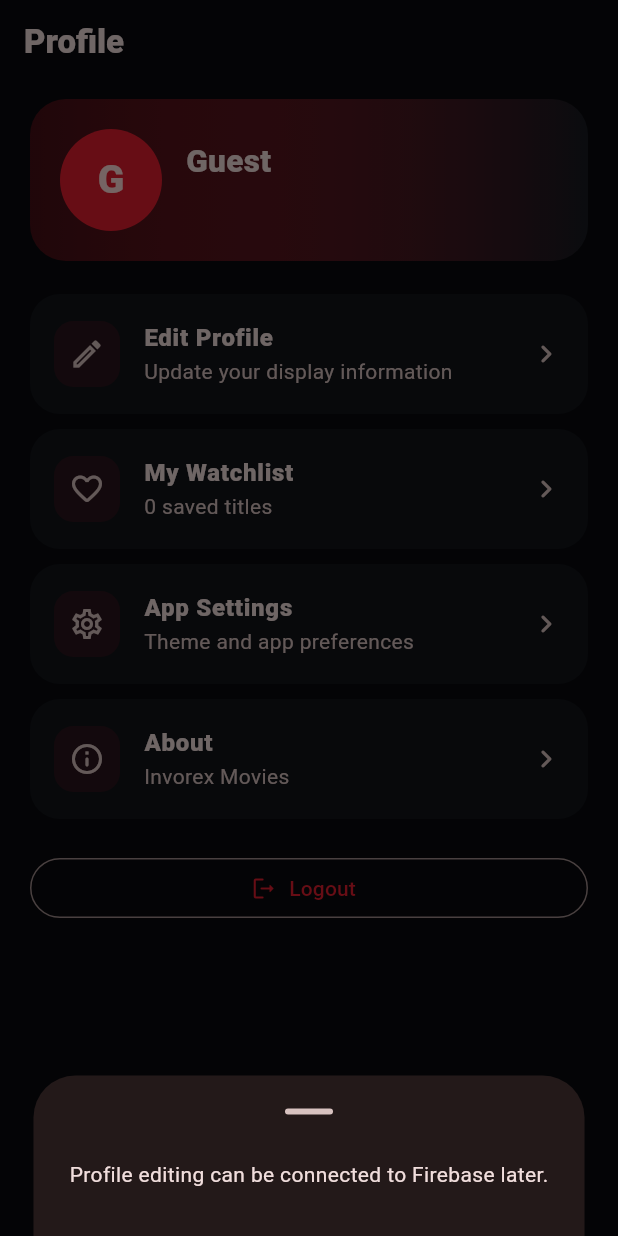
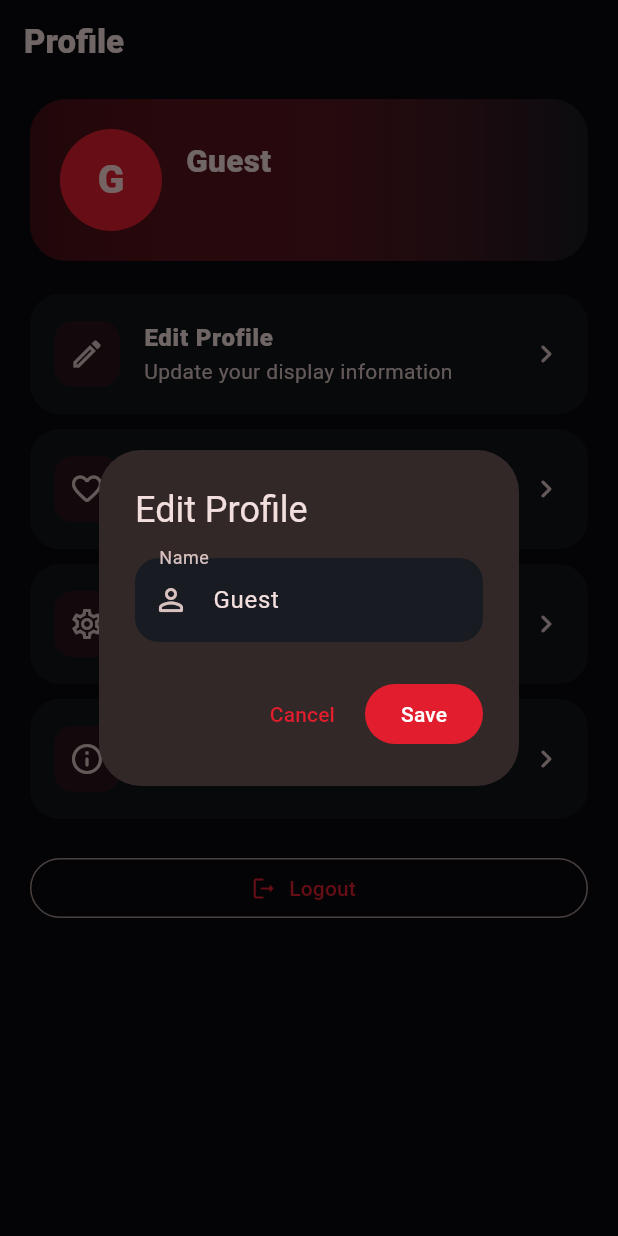
Before and after one commit to moeezulislamkhan/Invorex_Movie, a Flutter app: the ProfileScreen screen opened directly, after a tap on "Edit Profile", on a phone screen of 412 x 824 dp. Run offline on Flutter 3.47's test engine with Material 3 defaults, Android fonts, the phone set to English and light mode, and no system bars; our stand-ins replace chewie, cloud_firestore, firebase_auth, firebase_core, shared_preferences, video_player; accounts and stored records are empty.

Commit message:
Updated feature

```diff
--- a/lib/screens/profile_screen.dart
+++ b/lib/screens/profile_screen.dart
@@ -87,7 +87,7 @@ class ProfileScreen extends StatelessWidget {
             icon: Icons.edit_outlined,
             title: 'Edit Profile',
             subtitle: 'Update your display information',
-            onTap: () => _showInfo(context, 'Profile editing can be connected to Firebase later.'),
+         onTap: () => _editProfile(context),
           ),
           _item(
             context,
@@ -159,6 +159,110 @@ class ProfileScreen extends StatelessWidget {
     );
   }
 
+Future<void> _editProfile(BuildContext context) async {
+  final auth = context.read<AuthProvider>();
+
+  final controller = TextEditingController(
+    text: auth.name,
+  );
+
+  await showDialog(
+    context: context,
+    builder: (dialogContext) {
+      bool saving = false;
+
+      return StatefulBuilder(
+        builder: (context, setDialogState) {
+          return AlertDialog(
+            title: const Text('Edit Profile'),
+            content: TextField(
+              controller: controller,
+              decoration: const InputDecoration(
+                labelText: 'Name',
+                prefixIcon: Icon(Icons.person_outline_rounded),
+              ),
+            ),
+            actions: [
+              TextButton(
+                onPressed: saving
+                    ? null
+                    : () {
+                        Navigator.pop(dialogContext);
+                      },
+                child: const Text('Cancel'),
+              ),
+              FilledButton(
+                onPressed: saving
+                    ? null
+                    : () async {
+                        final name = controller.text.trim();
+
+                        if (name.isEmpty) {
+                          ScaffoldMessenger.of(context).showSnackBar(
+                            const SnackBar(
+                              content: Text('Please enter your name.'),
+                            ),
+                          );
+                          return;
+                        }
+
+                        setDialogState(() {
+                          saving = true;
+                        });
+
+                        try {
+                          await auth.updateProfile(
+                            name: name,
+                          );
+
+                          if (dialogContext.mounted) {
+                            Navigator.pop(dialogContext);
+                          }
+
+                          if (context.mounted) {
+                            ScaffoldMessenger.of(context).showSnackBar(
+                              const SnackBar(
+                                content: Text(
+                                  'Profile updated successfully.',
+                                ),
+                              ),
+                            );
+                          }
+                        } catch (e) {
+                          setDialogState(() {
+                            saving = false;
+                          });
+
+                          if (context.mounted) {
+                            ScaffoldMessenger.of(context).showSnackBar(
+                              SnackBar(
+                                content: Text(
+                                  'Failed to update profile: $e',
+                                ),
+                              ),
+                            );
+                          }
+                        }
+                      },
+                child: saving
+                    ? const SizedBox(
+                        height: 20,
+                        width: 20,
+                        child: CircularProgressIndicator(
+                          strokeWidth: 2,
+                        ),
+                      )
+                    : const Text('Save'),
+              ),
+            ],
+          );
+        },
+      );
+    },
+  );
+
+  controller.dispose();
+}
   void _showInfo(BuildContext context, String message) {
     showModalBottomSheet(
       context: context,
```
Also changed, not shown: lib/providers/auth_provider.dart (+168 -12 lines), lib/screens/auth_screen.dart (+11 -2 lines), pubspec.yaml (+5 -4 lines), pubspec.lock, 1 other file.
